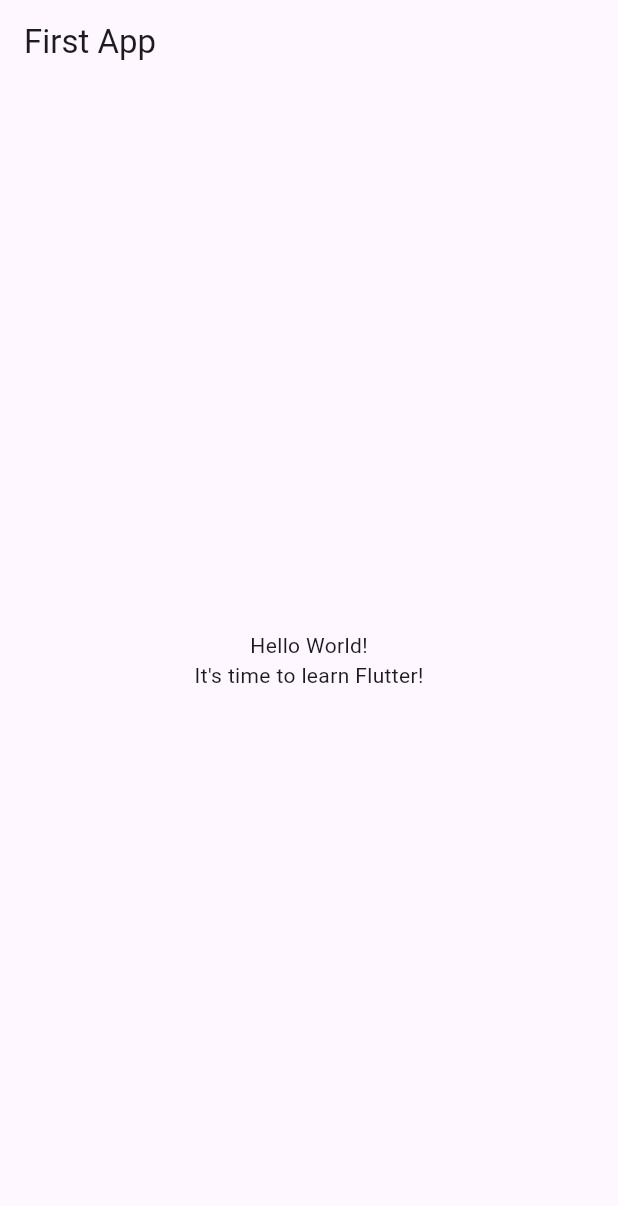
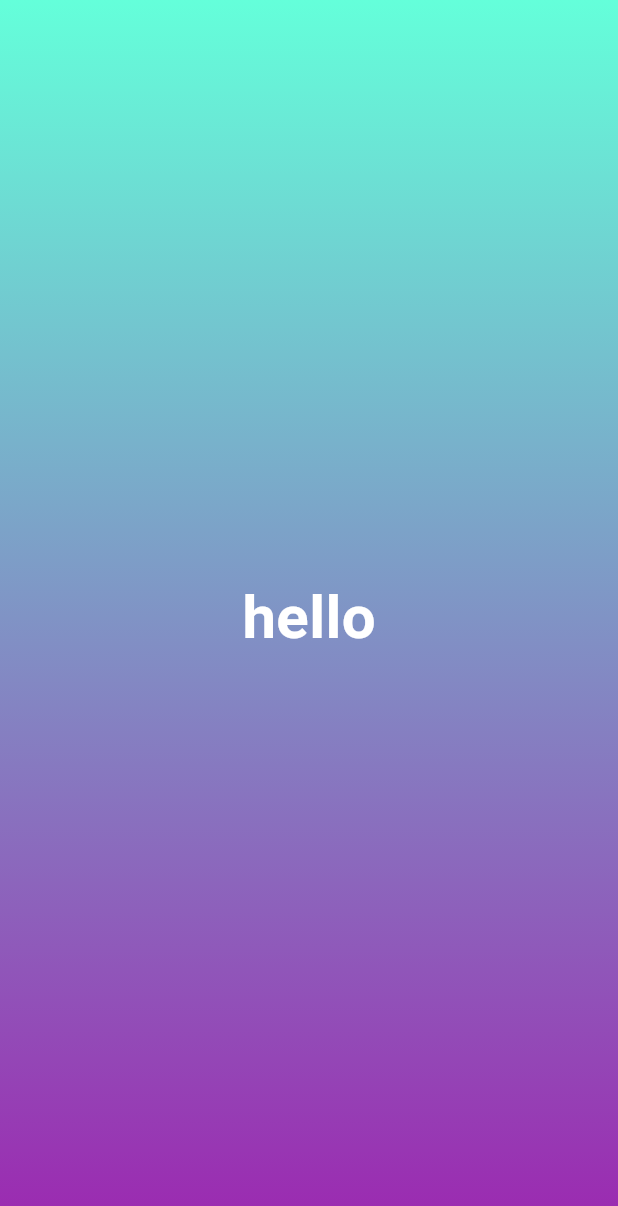
Before and after one commit to msu671/Flutter-Development, a Flutter app: the screen it shows after launch, on a phone screen of 412 x 824 dp. Shown: the top 1206 px of the screen. Run offline on Flutter 3.47's test engine with Material 3 defaults, Android fonts, the phone set to English and light mode, and no system bars.

Commit message:
Added background and changed text style

```diff
--- a/Learning Flutter/first_app/lib/main.dart
+++ b/Learning Flutter/first_app/lib/main.dart
@@ -1,37 +1,30 @@
 import 'package:flutter/material.dart';
 
 void main() {
-  runApp(const MyApp());
-}
+  //define the main function
+  runApp(
+    MaterialApp(
+      home: Scaffold(
+        body: Container(
+          decoration: const BoxDecoration(
+            gradient: LinearGradient(
+              colors: [Colors.tealAccent, Colors.purple],
+              begin: Alignment.topCenter,
+              end: Alignment.bottomCenter,
+              )
+          ),
+          child: const Center(
+            child: Text('hello',
+            style:TextStyle(
+              fontSize: 40,
+              color: Colors.white,
+              fontWeight: FontWeight.bold,
+            ),
+            ),
 
-class MyApp extends StatelessWidget {
-  const MyApp({super.key});
-
-  @override
-  Widget build(BuildContext context) {
-    return MaterialApp(
-      title: 'Flutter Demo',
-      theme: ThemeData(
-        primarySwatch: Colors.blue,
-      ),
-      home: Scaffold(
-        appBar: AppBar(
-          title: const Text('First App'),
-        ),
-        body: Center(
-          child: Column(
-            mainAxisAlignment: MainAxisAlignment.center,
-            children: const [
-              Text(
-                'Hello World!',
-              ),
-              Text(
-                'It\'s time to learn Flutter!',
-              ),
-            ],
           ),
         ),
       ),
-    );
-  }
+    ),
+  ); //function to run the app and show the UI on screen
 }
```
Also changed, not shown: 10 other files.
